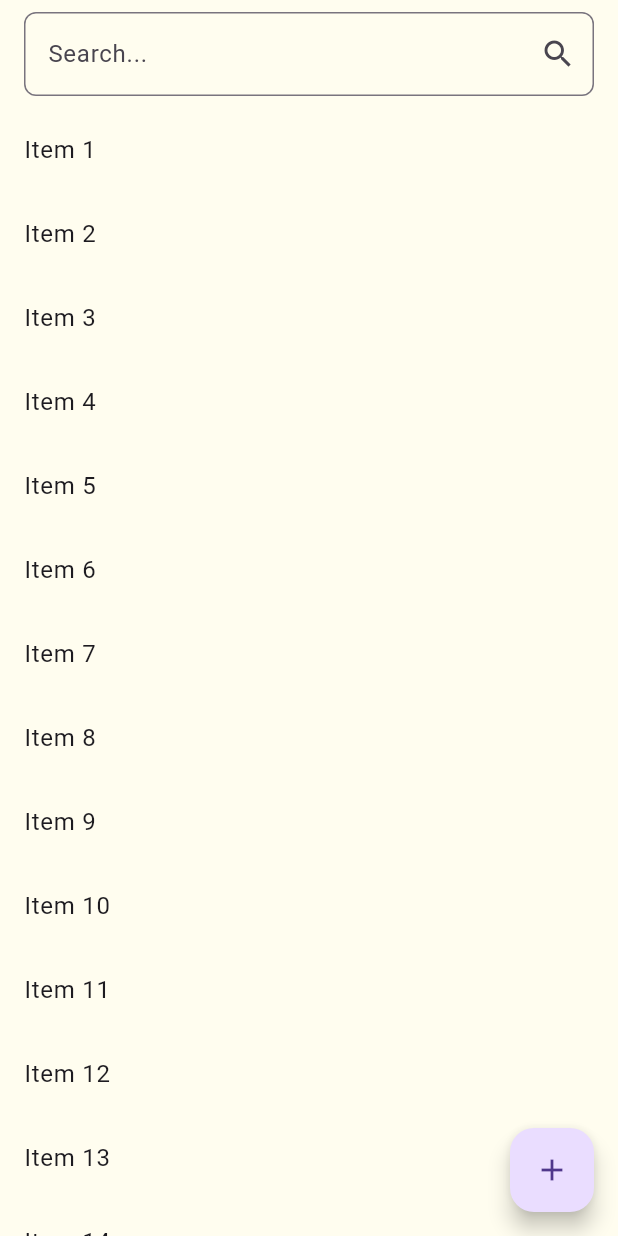
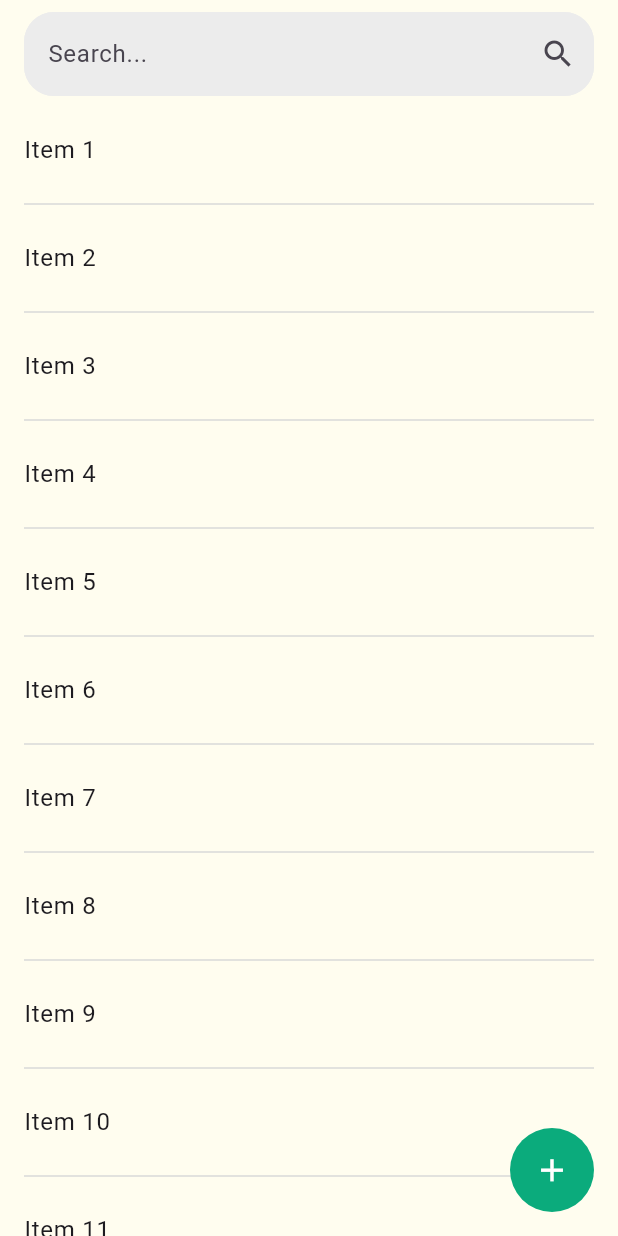
Before and after one commit to Sorawit-loyde/Flutter_Final_project, a Flutter app: the HomeContent screen opened directly, on a phone screen of 412 x 824 dp. Run offline on Flutter 3.47's test engine with Material 3 defaults, Android fonts, the phone set to English and light mode, and no system bars; our stand-ins replace google_nav_bar.

Commit message:
modify search bar and button add

```diff
--- a/mobile_app_decubitus/lib/constant.dart
+++ b/mobile_app_decubitus/lib/constant.dart
@@ -6,12 +6,13 @@ const primaryColor = Color(0xFF0BAB7C);
 const secondaryColor = Color(0xFFC7F4C2);
 const tertiaryColor = Color(0xFFA3E3B8);
 
-const backGroundColor = Color(0xFFFFFDEF);
+const backGroundColor1 = Color(0xFFFFFDEF);
 const backGroundColor2 = Color(0xFFFFFDF9);
 
 const darkColor = Color(0xFF151921);
-const greyColor = Color(0xFFD9D9D9);
+const greyColor1 = Color(0xFFECECEC);
 const greyColor2 = Color(0xFFD9D9D9);
+const greyColor3 = Color(0xFF818286);
 
 //all image
 const logoImage = "assets/images/decubitus_flower.png";
--- a/mobile_app_decubitus/lib/screen/home_content.dart
+++ b/mobile_app_decubitus/lib/screen/home_content.dart
@@ -7,7 +7,7 @@ class HomeContent extends StatelessWidget {
   @override
   Widget build(BuildContext context) {
     return Scaffold(
-      backgroundColor: backGroundColor,
+      backgroundColor: backGroundColor1,
       body: Column(
         children: [
           // Search Bar
@@ -17,23 +17,39 @@ class HomeContent extends StatelessWidget {
             child: TextField(
               decoration: InputDecoration(
                 hintText: 'Search...',
-                border: OutlineInputBorder(
-                  borderRadius: BorderRadius.circular(8.0),
-                  borderSide: BorderSide(color: Colors.grey),
+                enabledBorder: OutlineInputBorder(
+                  borderSide: const BorderSide(
+                      color: greyColor1), // Color when not focused
+                  borderRadius: BorderRadius.circular(20.0),
                 ),
-                suffixIcon: Icon(Icons.search),
+                focusedBorder: OutlineInputBorder(
+                  borderSide: const BorderSide(
+                      color: Colors.black), // Color when focused
+                  borderRadius: BorderRadius.circular(20.0),
+                ),
+                fillColor: greyColor1,
+                filled: true,
+                suffixIcon: const Icon(Icons.search),
               ),
             ),
           ),
 
           // Main Content Area (List)
           Expanded(
-            child: ListView.builder(
-              itemCount: 20, // Placeholder for your list items
+            child: ListView.separated(
+              itemCount: 20,
               itemBuilder: (context, index) {
                 return ListTile(
                   title: Text('Item ${index + 1}'),
                   // Add more properties as needed
+                );
+              },
+              separatorBuilder: (context, index) {
+                return const Divider(
+                  color: greyColor2,
+                  thickness: 1.0,
+                  indent: 16.0,
+                  endIndent: 16.0,
                 );
               },
             ),
@@ -42,10 +58,17 @@ class HomeContent extends StatelessWidget {
       ),
       floatingActionButton: FloatingActionButton(
         onPressed: () {
-          // Action for the plus button
+          // Add your button press logic here
         },
-        child: Icon(Icons.add),
+        backgroundColor: primaryColor,
+        foregroundColor: Colors.white,
+        elevation: 0.0, // No shadow
+        shape: CircleBorder(),
         tooltip: 'Add Item',
+        child: const Icon(
+          Icons.add,
+          size: 25.0,
+        ),
       ),
       floatingActionButtonLocation: FloatingActionButtonLocation.endFloat,
     );
--- a/mobile_app_decubitus/lib/screen/login_page.dart
+++ b/mobile_app_decubitus/lib/screen/login_page.dart
@@ -21,10 +21,15 @@ class _LoginPageState extends State<LoginPage> {
   @override
   Widget build(BuildContext context) {
     return Scaffold(
-      backgroundColor: backGroundColor,
+      resizeToAvoidBottomInset: false,
+      backgroundColor: backGroundColor1,
       body: SafeArea(
         child: Form(
           key: _formKey,
+          child: SingleChildScrollView(
+            padding: EdgeInsets.only(
+              bottom: MediaQuery.of(context).viewInsets.bottom,
+            ),
             child: Padding(
               padding: const EdgeInsets.symmetric(horizontal: 20.0),
               child: Center(
@@ -56,6 +61,7 @@ class _LoginPageState extends State<LoginPage> {
                         ),
                       ),
                   ],
+                ),
               ),
             ),
           ),
@@ -202,7 +208,7 @@ class _LoginPageState extends State<LoginPage> {
       ),
       child: const Text(
         'Sign in',
-        style: TextStyle(color: backGroundColor),
+        style: TextStyle(color: backGroundColor1),
       ),
     );
   }
@@ -223,7 +229,7 @@ class _LoginPageState extends State<LoginPage> {
                 borderRadius: BorderRadius.circular(10.0))),
         child: const Text(
           'Create new account',
-          style: TextStyle(color: backGroundColor),
+          style: TextStyle(color: backGroundColor1),
         ));
   }
 }
--- a/mobile_app_decubitus/lib/screen/startUp_page.dart
+++ b/mobile_app_decubitus/lib/screen/startUp_page.dart
@@ -7,7 +7,7 @@ class FirstScreen extends StatelessWidget {
   @override
   Widget build(BuildContext context) {
     return Scaffold(
-      backgroundColor: backGroundColor,
+      backgroundColor: backGroundColor1,
       body: Padding(
         padding: const EdgeInsets.only(top: 80),
         child: Column(
@@ -77,7 +77,7 @@ class FirstScreen extends StatelessWidget {
       ),
       child: const Text(
         'Get Started',
-        style: TextStyle(color: backGroundColor),
+        style: TextStyle(color: backGroundColor1),
       ),
     );
   }
```
Lines whose indentation alone changed are shown as unchanged.
